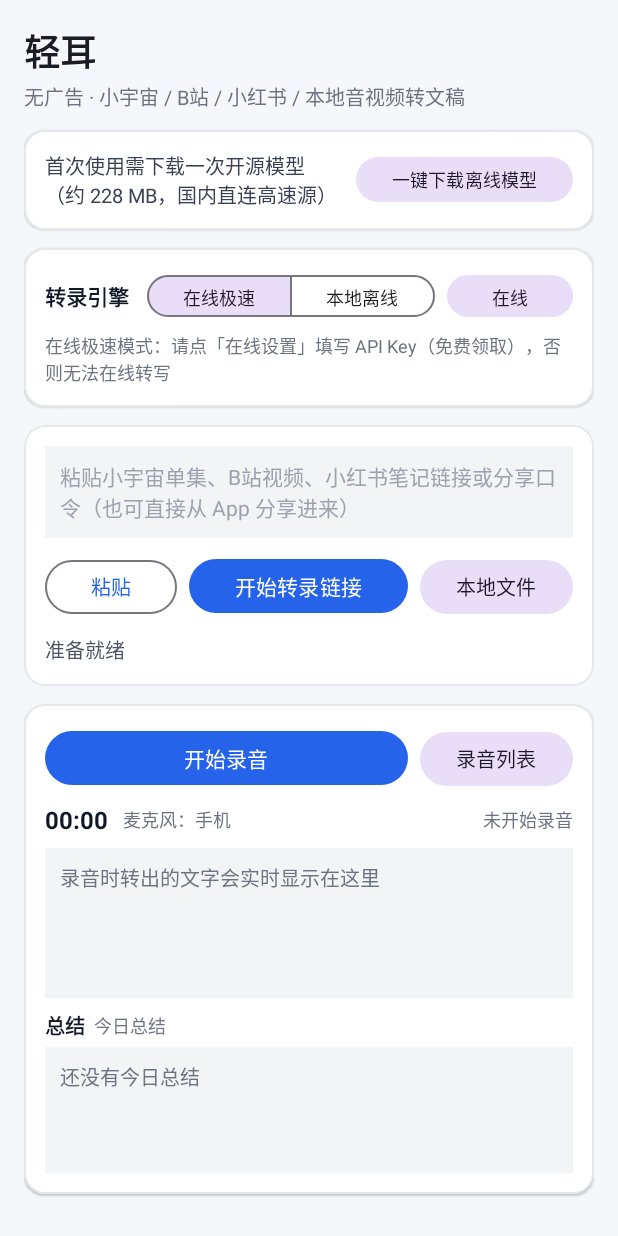
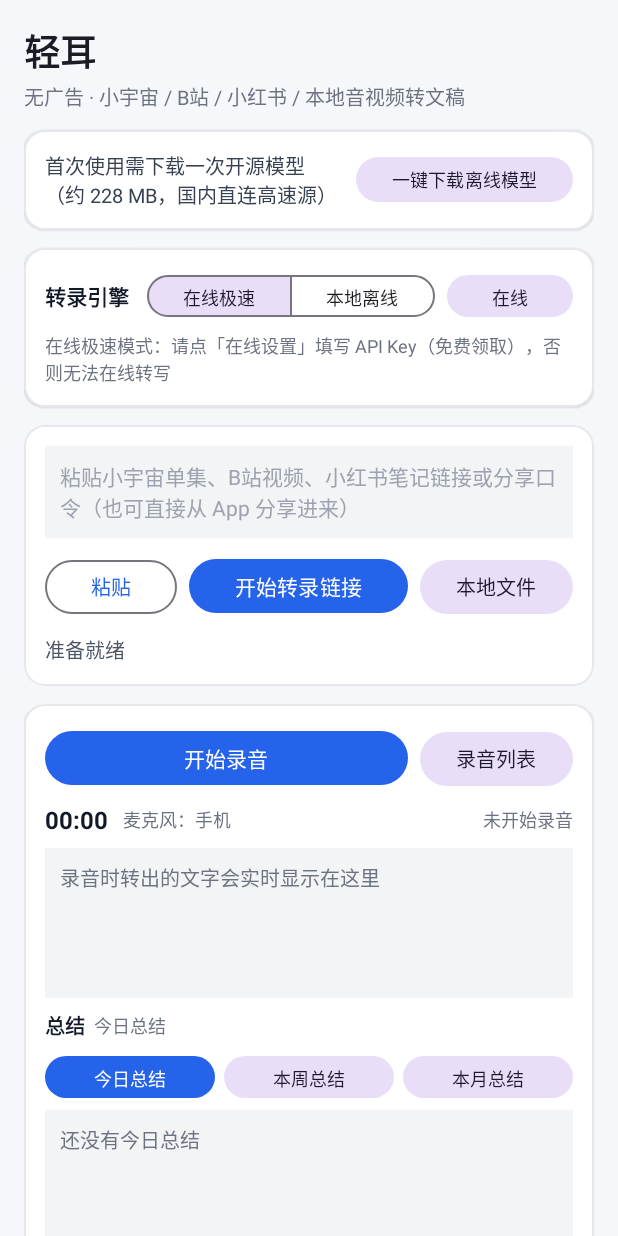
Before and after one commit to wangerxidaren-a11y/QingErTranscriber, an Android app: the screen it shows after launch (MainActivity), on a phone screen of 412 x 824 dp. Run offline under Robolectric (Android 15) with nearby library versions, the phone set to English and light mode, and no system bars.

Commit message:
v1.3.4：总结按钮挪到预览上方 + 主界面可滚动 [skip ci]

```diff
--- a/app/src/main/res/layout/activity_main.xml
+++ b/app/src/main/res/layout/activity_main.xml
@@ -1,11 +1,16 @@
 <?xml version="1.0" encoding="utf-8"?>
-<LinearLayout xmlns:android="http://schemas.android.com/apk/res/android"
+<androidx.core.widget.NestedScrollView xmlns:android="http://schemas.android.com/apk/res/android"
     xmlns:app="http://schemas.android.com/apk/res-auto"
     android:layout_width="match_parent"
     android:layout_height="match_parent"
     android:background="#F6F7FB"
-    android:orientation="vertical"
-    android:padding="16dp">
+    android:fillViewport="true">
+
+    <LinearLayout
+        android:layout_width="match_parent"
+        android:layout_height="wrap_content"
+        android:orientation="vertical"
+        android:padding="16dp">
 
     <TextView
         android:layout_width="match_parent"
@@ -437,24 +442,6 @@
                         android:textSize="12sp" />
                 </LinearLayout>
 
-                <ScrollView
-                    android:id="@+id/svSummaryPreview"
-                    android:layout_width="match_parent"
-                    android:layout_height="120dp"
-                    android:layout_marginTop="4dp"
-                    android:background="#F3F4F6">
-
-                    <TextView
-                        android:id="@+id/tvSummaryPreview"
-                        android:layout_width="match_parent"
-                        android:layout_height="wrap_content"
-                        android:padding="10dp"
-                        android:text="还没有今日总结"
-                        android:textColor="#6B7280"
-                        android:textIsSelectable="true"
-                        android:textSize="13sp" />
-                </ScrollView>
-
                 <LinearLayout
                     android:layout_width="match_parent"
                     android:layout_height="wrap_content"
@@ -489,6 +476,24 @@
                         android:text="本月总结"
                         android:textSize="12sp" />
                 </LinearLayout>
+
+                <ScrollView
+                    android:id="@+id/svSummaryPreview"
+                    android:layout_width="match_parent"
+                    android:layout_height="120dp"
+                    android:layout_marginTop="4dp"
+                    android:background="#F3F4F6">
+
+                    <TextView
+                        android:id="@+id/tvSummaryPreview"
+                        android:layout_width="match_parent"
+                        android:layout_height="wrap_content"
+                        android:padding="10dp"
+                        android:text="还没有今日总结"
+                        android:textColor="#6B7280"
+                        android:textIsSelectable="true"
+                        android:textSize="13sp" />
+                </ScrollView>
             </LinearLayout>
 
             <CheckBox
@@ -505,8 +510,7 @@
     <!-- 文稿预览区 -->
     <com.google.android.material.card.MaterialCardView
         android:layout_width="match_parent"
-        android:layout_height="0dp"
-        android:layout_weight="1"
+        android:layout_height="220dp"
         app:cardBackgroundColor="#FFFFFF"
         app:cardCornerRadius="14dp"
         app:cardElevation="1dp"
@@ -577,4 +581,5 @@
             </ScrollView>
         </LinearLayout>
     </com.google.android.material.card.MaterialCardView>
-</LinearLayout>
+    </LinearLayout>
+</androidx.core.widget.NestedScrollView>
```
